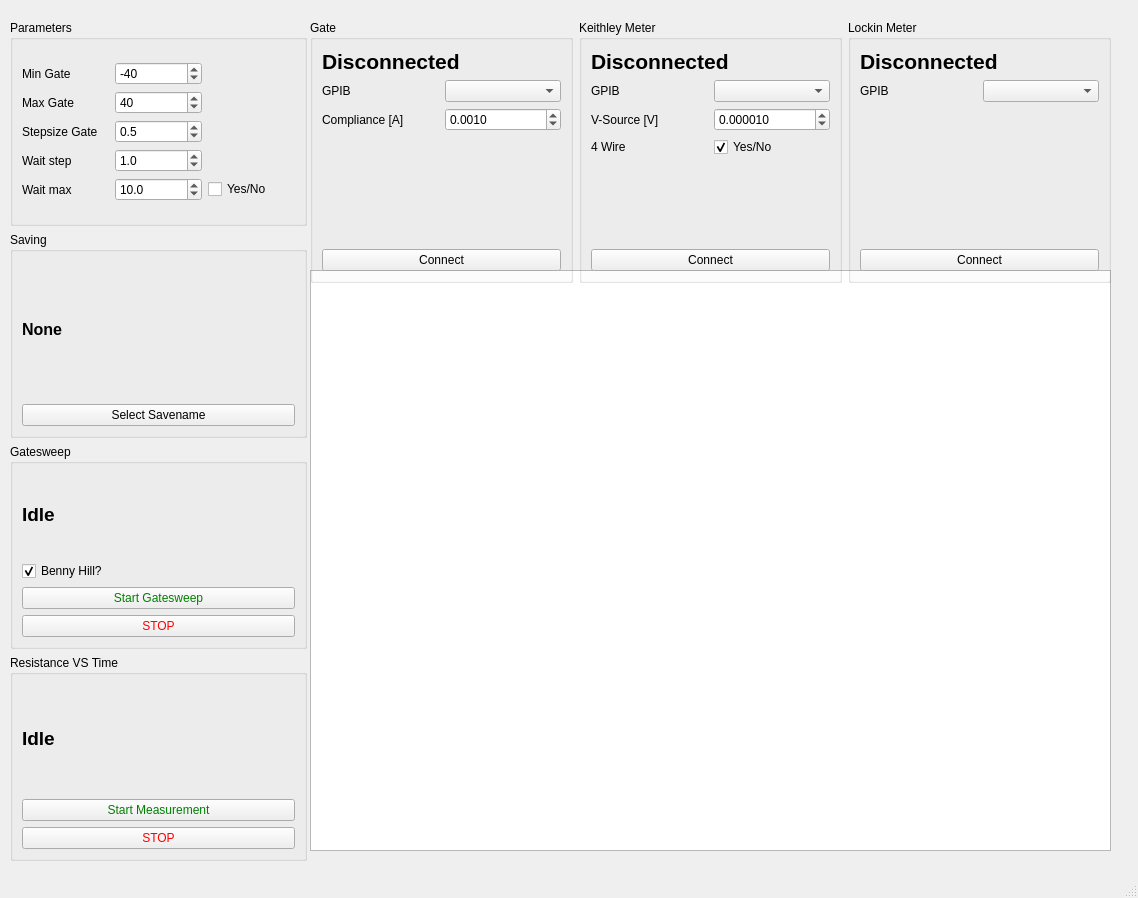
First picture: the form in Gatesweep.ui, repository FalconTube/lab_software, before the edit.
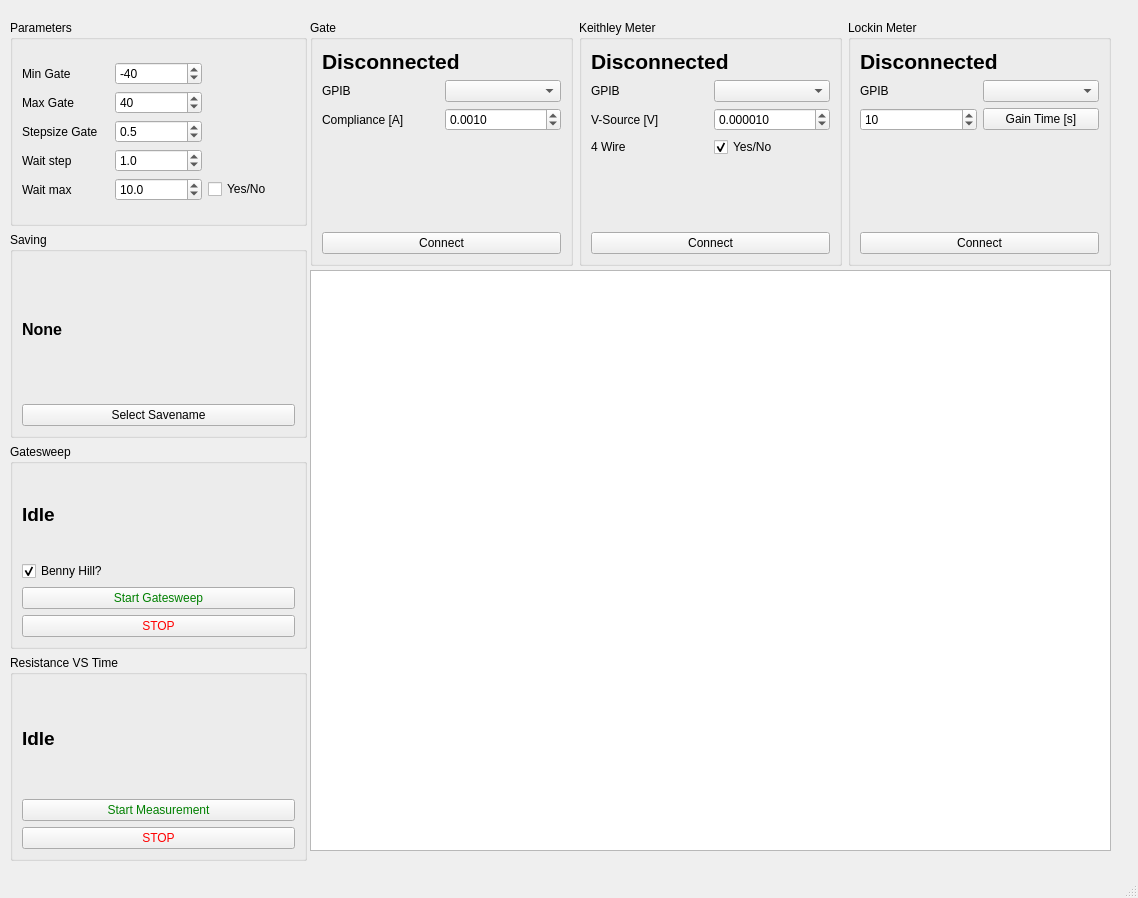
Second picture: the form after the edit. Custom widgets are drawn as their Qt base class.

Commit message: Implemented auto gain button

Diff of the .ui file:
```diff
--- a/Gatesweep.ui
+++ b/Gatesweep.ui
@@ -321,7 +321,7 @@
       <x>310</x>
       <y>20</y>
       <width>801</width>
-      <height>263</height>
+      <height>246</height>
      </rect>
     </property>
     <layout class="QHBoxLayout" name="horizontalLayout_2">
@@ -546,16 +546,39 @@
         </item>
         <item>
          <layout class="QGridLayout" name="gridLayout_7">
-          <item row="0" column="0">
-           <widget class="QLabel" name="label_9">
-            <property name="text">
-             <string>GPIB</string>
-            </property>
-           </widget>
-          </item>
           <item row="0" column="2">
            <widget class="QComboBox" name="LMeterPortBox"/>
           </item>
+          <item row="0" column="0">
+           <widget class="QLabel" name="label_9">
+            <property name="text">
+             <string>GPIB</string>
+            </property>
+           </widget>
+          </item>
+          <item row="1" column="0">
+           <widget class="QDoubleSpinBox" name="GainTimeBox">
+            <property name="decimals">
+             <number>0</number>
+            </property>
+            <property name="maximum">
+             <double>1000.000000000000000</double>
+            </property>
+            <property name="singleStep">
+             <double>0.000001000000000</double>
+            </property>
+            <property name="value">
+             <double>10.000000000000000</double>
+            </property>
+           </widget>
+          </item>
+          <item row="1" column="2">
+           <widget class="QPushButton" name="AutoGainButton">
+            <property name="text">
+             <string>Gain Time [s]</string>
+            </property>
+           </widget>
+          </item>
          </layout>
         </item>
         <item>
@@ -590,7 +613,7 @@
      <x>0</x>
      <y>0</y>
      <width>1138</width>
-     <height>36</height>
+     <height>30</height>
     </rect>
    </property>
   </widget>
```
